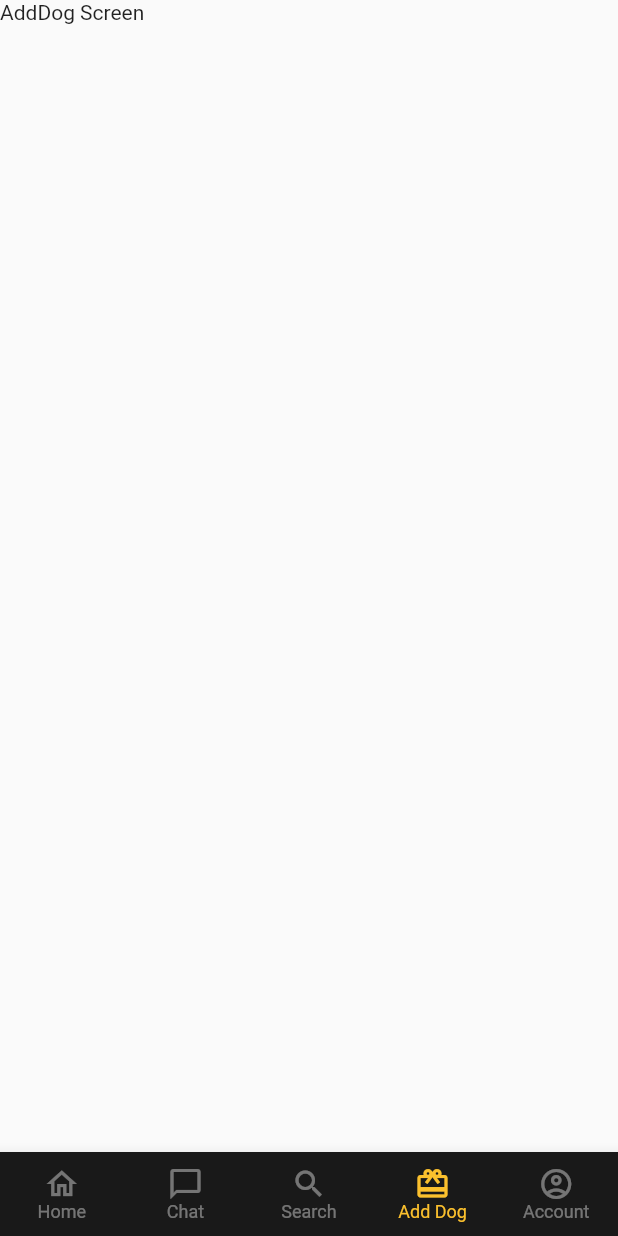
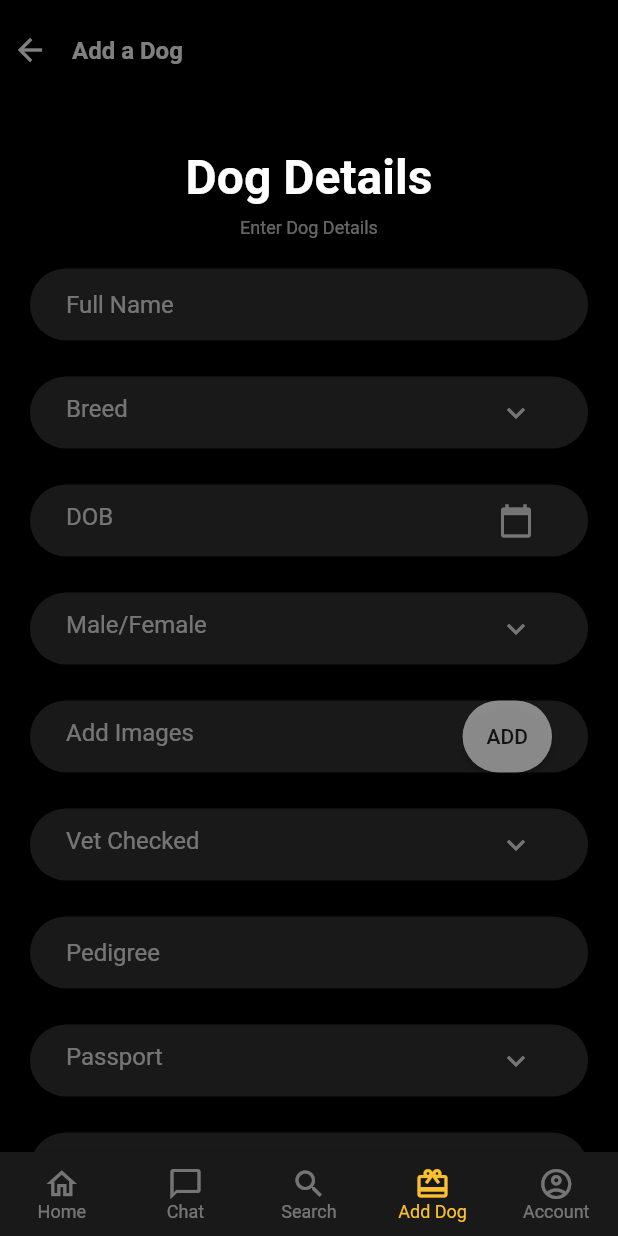
Before and after one commit to poltustein/petsProtectionFlutter, a Flutter app: the LandingScreen screen opened directly, item 4 of the bottom bar chosen, on a phone screen of 412 x 824 dp. Run offline on Flutter 3.47's test engine with Material 2 defaults, Android fonts, the phone set to English and light mode, and no system bars; our stand-ins replace get, introduction_screen, toast.

Commit message:
Created Dog Details Screen

```diff
--- /dev/null
+++ b/lib/screens/addDogScreen/addDog_screen.dart
@@ -0,0 +1,355 @@
+import 'package:flutter/material.dart';
+
+class AddDogScreen extends StatelessWidget {
+  const AddDogScreen({Key? key}) : super(key: key);
+
+  @override
+  Widget build(BuildContext context) {
+    return SafeArea(
+      child: Material(
+        color: Colors.black,
+        child: SingleChildScrollView(
+          child: Column(
+            children: [
+              Padding(
+                padding: const EdgeInsets.all(8.0),
+                child: Row(
+                  children: [
+                    Icon(
+                      Icons.arrow_back,
+                      color: Colors.white.withOpacity(0.5),
+                    ),
+                    Padding(
+                      padding: const EdgeInsets.all(16.0),
+                      child: Text(
+                        "Add a Dog",
+                        style: TextStyle(
+                            color: Colors.white.withOpacity(0.5),
+                            fontSize: 16,
+                            fontWeight: FontWeight.bold),
+                      ),
+                    ),
+                  ],
+                ),
+              ),
+              Padding(
+                padding: const EdgeInsets.only(top: 32.0),
+                child: Text(
+                  "Dog Details",
+                  style: TextStyle(
+                      color: Colors.white,
+                      fontSize: 32,
+                      fontWeight: FontWeight.bold),
+                ),
+              ),
+              Padding(
+                padding: const EdgeInsets.all(8.0),
+                child: Text(
+                  "Enter Dog Details",
+                  style: TextStyle(
+                      color: Colors.white.withOpacity(0.4), fontSize: 12),
+                ),
+              ),
+              Padding(
+                padding:
+                const EdgeInsets.symmetric(horizontal: 16, vertical: 8),
+                child: Card(
+                  color: const Color(0xff191919),
+                  shape: RoundedRectangleBorder(
+                      borderRadius: BorderRadius.circular(32)),
+                  child: Padding(
+                    padding: const EdgeInsets.symmetric(horizontal: 24),
+                    child: TextField(
+                      cursorColor: Colors.white,
+                      decoration: InputDecoration(
+                          border: InputBorder.none,
+                          hintText: "Full Name",
+                          hintStyle:
+                          TextStyle(color: Colors.white.withOpacity(0.4))),
+                      style: const TextStyle(color: Colors.white),
+                    ),
+                  ),
+                ),
+              ),
+              Padding(
+                padding:
+                const EdgeInsets.symmetric(horizontal: 16, vertical: 8),
+                child: Card(
+                  color: const Color(0xff191919),
+                  shape: RoundedRectangleBorder(
+                      borderRadius: BorderRadius.circular(32)),
+                  child: Padding(
+                    padding: const EdgeInsets.symmetric(horizontal: 24),
+                    child: TextField(
+                      cursorColor: Colors.white,
+                      decoration: InputDecoration(
+                          suffixIcon: IconButton(
+                              onPressed: () {},
+                              icon: Icon(
+                                Icons.keyboard_arrow_down,
+                                color: Colors.white.withOpacity(0.4),
+                              )),
+                          border: InputBorder.none,
+                          hintText: "Breed",
+                          hintStyle:
+                          TextStyle(color: Colors.white.withOpacity(0.4))),
+                      style: const TextStyle(color: Colors.white),
+                    ),
+                  ),
+                ),
+              ),
+              Padding(
+                padding:
+                const EdgeInsets.symmetric(horizontal: 16, vertical: 8),
+                child: Card(
+                  color: const Color(0xff191919),
+                  shape: RoundedRectangleBorder(
+                      borderRadius: BorderRadius.circular(32)),
+                  child: Padding(
+                    padding: const EdgeInsets.symmetric(horizontal: 24),
+                    child: TextField(
+                      cursorColor: Colors.white,
+                      decoration: InputDecoration(
+                          suffixIcon: IconButton(
+                              onPressed: () {},
+                              icon: Icon(
+                                Icons.calendar_today,
+                                color: Colors.white.withOpacity(0.4),
+                              )),
+                          border: InputBorder.none,
+                          hintText: "DOB",
+                          hintStyle:
+                          TextStyle(color: Colors.white.withOpacity(0.4))),
+                      style: const TextStyle(color: Colors.white),
+                    ),
+                  ),
+                ),
+              ),
+              Padding(
+                padding:
+                const EdgeInsets.symmetric(horizontal: 16, vertical: 8),
+                child: Card(
+                  color: const Color(0xff191919),
+                  shape: RoundedRectangleBorder(
+                      borderRadius: BorderRadius.circular(32)),
+                  child: Padding(
+                    padding: const EdgeInsets.symmetric(horizontal: 24),
+                    child: TextField(
+                      cursorColor: Colors.white,
+                      decoration: InputDecoration(
+                          suffixIcon: IconButton(
+                              onPressed: () {},
+                              icon: Icon(
+                                Icons.keyboard_arrow_down,
+                                color: Colors.white.withOpacity(0.4),
+                              )),
+                          border: InputBorder.none,
+                          hintText: "Male/Female",
+                          hintStyle:
+                          TextStyle(color: Colors.white.withOpacity(0.4))),
+                      style: const TextStyle(color: Colors.white),
+                    ),
+                  ),
+                ),
+              ),
+              Padding(
+                padding:
+                const EdgeInsets.symmetric(horizontal: 16, vertical: 8),
+                child: Card(
+                  color: const Color(0xff191919),
+                  shape: RoundedRectangleBorder(
+                      borderRadius: BorderRadius.circular(32)),
+                  child: Padding(
+                    padding: const EdgeInsets.symmetric(horizontal: 24),
+                    child: TextField(
+                      cursorColor: Colors.white,
+                      decoration: InputDecoration(
+                          suffixIcon: MaterialButton(
+                            onPressed: (){},
+                            child: Text("ADD"),
+                            color: Colors.white.withOpacity(0.5),
+                            shape: RoundedRectangleBorder(borderRadius: BorderRadius.circular(32)),
+                            minWidth: 12,
+                          ),
+                          border: InputBorder.none,
+                          hintText: "Add Images",
+                          hintStyle:
+                          TextStyle(color: Colors.white.withOpacity(0.4))),
+                      style: const TextStyle(color: Colors.white),
+                    ),
+                  ),
+                ),
+              ),
+              Padding(
+                padding:
+                const EdgeInsets.symmetric(horizontal: 16, vertical: 8),
+                child: Card(
+                  color: const Color(0xff191919),
+                  shape: RoundedRectangleBorder(
+                      borderRadius: BorderRadius.circular(32)),
+                  child: Padding(
+                    padding: const EdgeInsets.symmetric(horizontal: 24),
+                    child: TextField(
+                      cursorColor: Colors.white,
+                      decoration: InputDecoration(
+                          suffixIcon: IconButton(
+                              onPressed: () {},
+                              icon: Icon(
+                                Icons.keyboard_arrow_down_outlined,
+                                color: Colors.white.withOpacity(0.4),
+                              )),
+                          border: InputBorder.none,
+                          hintText: "Vet Checked",
+                          hintStyle:
+                          TextStyle(color: Colors.white.withOpacity(0.4))),
+                      style: const TextStyle(color: Colors.white),
+                    ),
+                  ),
+                ),
+              ),
+              Padding(
+                padding:
+                const EdgeInsets.symmetric(horizontal: 16, vertical: 8),
+                child: Card(
+                  color: const Color(0xff191919),
+                  shape: RoundedRectangleBorder(
+                      borderRadius: BorderRadius.circular(32)),
+                  child: Padding(
+                    padding: const EdgeInsets.symmetric(horizontal: 24),
+                    child: TextField(
+                      cursorColor: Colors.white,
+                      decoration: InputDecoration(
+                          border: InputBorder.none,
+                          hintText: "Pedigree",
+                          hintStyle:
+                          TextStyle(color: Colors.white.withOpacity(0.4))),
+                      style: const TextStyle(color: Colors.white),
+                    ),
+                  ),
+                ),
+              ),
+              Padding(
+                padding:
+                const EdgeInsets.symmetric(horizontal: 16, vertical: 8),
+                child: Card(
+                  color: const Color(0xff191919),
+                  shape: RoundedRectangleBorder(
+                      borderRadius: BorderRadius.circular(32)),
+                  child: Padding(
+                    padding: const EdgeInsets.symmetric(horizontal: 24),
+                    child: TextField(
+                      cursorColor: Colors.white,
+                      decoration: InputDecoration(
+                          suffixIcon: IconButton(
+                              onPressed: () {},
+                              icon: Icon(
+                                Icons.keyboard_arrow_down,
+                                color: Colors.white.withOpacity(0.4),
+                              )),
+                          border: InputBorder.none,
+                          hintText: "Passport",
+                          hintStyle:
+                          TextStyle(color: Colors.white.withOpacity(0.4))),
+                      style: const TextStyle(color: Colors.white),
+                    ),
+                  ),
+                ),
+              ),
+              Padding(
+                padding:
+                const EdgeInsets.symmetric(horizontal: 16, vertical: 8),
+                child: Card(
+                  color: const Color(0xff191919),
+                  shape: RoundedRectangleBorder(
+                      borderRadius: BorderRadius.circular(32)),
+                  child: Padding(
+                    padding: const EdgeInsets.symmetric(horizontal: 24),
+                    child: TextField(
+                      cursorColor: Colors.white,
+                      decoration: InputDecoration(
+                          suffixIcon: IconButton(
+                              onPressed: () {},
+                              icon: Icon(
+                                Icons.keyboard_arrow_down,
+                                color: Colors.white.withOpacity(0.4),
+                              )),
+                          border: InputBorder.none,
+                          hintText: "Vaccination",
+                          hintStyle:
+                          TextStyle(color: Colors.white.withOpacity(0.4))),
+                      style: const TextStyle(color: Colors.white),
+                    ),
+                  ),
+                ),
+              ),
+              Padding(
+                padding:
+                const EdgeInsets.symmetric(horizontal: 16, vertical: 8),
+                child: Card(
+                  color: const Color(0xff191919),
+                  shape: RoundedRectangleBorder(
+                      borderRadius: BorderRadius.circular(32)),
+                  child: Padding(
+                    padding: const EdgeInsets.symmetric(horizontal: 24),
+                    child: TextField(
+                      cursorColor: Colors.white,
+                      decoration: InputDecoration(
+                          border: InputBorder.none,
+                          hintText: "Weight",
+                          hintStyle:
+                          TextStyle(color: Colors.white.withOpacity(0.4))),
+                      style: const TextStyle(color: Colors.white),
+                    ),
+                  ),
+                ),
+              ),
+              Padding(
+                padding:
+                const EdgeInsets.symmetric(horizontal: 16, vertical: 8),
+                child: Card(
+                  color: const Color(0xff191919),
+                  shape: RoundedRectangleBorder(
+                      borderRadius: BorderRadius.circular(32)),
+                  child: Padding(
+                    padding: const EdgeInsets.symmetric(horizontal: 24),
+                    child: TextField(
+                      cursorColor: Colors.white,
+                      decoration: InputDecoration(
+                          border: InputBorder.none,
+                          hintText: "Training Notes",
+                          hintStyle:
+                          TextStyle(color: Colors.white.withOpacity(0.4))),
+                      style: const TextStyle(color: Colors.white),
+                    ),
+                  ),
+                ),
+              ),
+              Padding(
+                padding:
+                const EdgeInsets.symmetric(horizontal: 16.0, vertical: 2.0),
+                child: MaterialButton(
+                  height: 60,
+                  minWidth: double.infinity,
+                  onPressed: () {},
+                  color: Colors.yellow[700],
+                  shape: RoundedRectangleBorder(
+                      borderRadius: BorderRadius.circular(32)),
+                  child: Row(
+                    mainAxisAlignment: MainAxisAlignment.center,
+                    children: [
+                      Text(
+                        "Add",
+                        style: TextStyle(
+                            fontSize: 18, fontWeight: FontWeight.bold),
+                      ),
+                    ],
+                  ),
+                ),
+              ),
+            ],
+          ),
+        ),
+      ),
+    );
+  }
+}
--- a/lib/screens/landingScreen/landing_screen.dart
+++ b/lib/screens/landingScreen/landing_screen.dart
@@ -1,5 +1,6 @@
 import 'package:flutter/material.dart';
 import 'package:get/get.dart';
+import 'package:pwd_app/screens/addDogScreen/addDog_screen.dart';
 import 'package:pwd_app/screens/landingScreen/components/home_screen.dart';
 import 'package:pwd_app/screens/myDogsScreen/myDogs_screen.dart';
 
@@ -18,7 +19,7 @@ class _LandingScreenState extends State<LandingScreen> {
     HomeScreen(),
     Text("ChatScreen"),
     Text("SearchScreen"),
-    Text("AddDog Screen"),
+    AddDogScreen(),
     Text("AccountScreen"),
   ];
 
```
